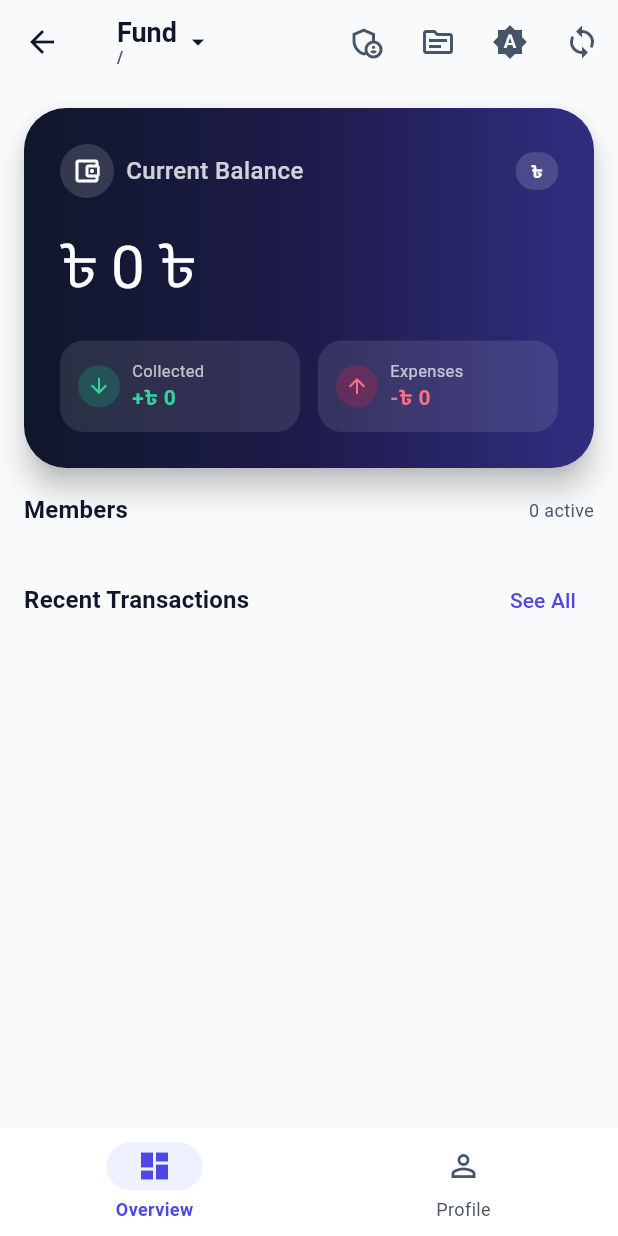
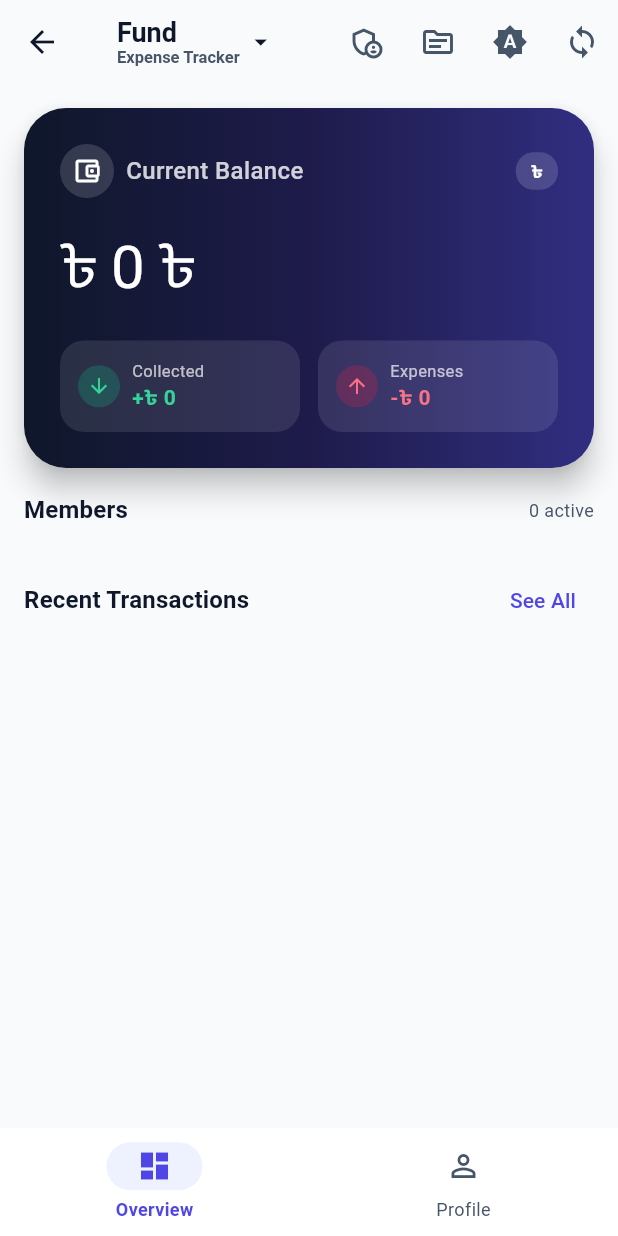
Before and after one commit to DelightReza/Fund, a Flutter app: the DashboardScreen screen opened directly, on a phone screen of 412 x 824 dp. Run offline on Flutter 3.47's test engine with Material 3 defaults, Android fonts, the light colour scheme and no system bars; our stand-ins replace flutter_riverpod, shared_preferences; accounts and stored records are empty.

Commit message:
feat: display custom site subtitle in AppBar
Replace the hardcoded repository path with a configurable site subtitle in the dashboard header.

```diff
--- a/lib/screens/dashboard_screen.dart
+++ b/lib/screens/dashboard_screen.dart
@@ -74,6 +74,8 @@ class _DashboardScreenState extends ConsumerState<DashboardScreen> {
 
     final safeIndex = _currentIndex.clamp(0, pages.length - 1);
 
+    final hasSubtitle = appState.config.siteSubtitle.isNotEmpty;
+
     return Scaffold(
       appBar: AppBar(
         title: kIsWeb
@@ -85,9 +87,9 @@ class _DashboardScreenState extends ConsumerState<DashboardScreen> {
                     appState.config.siteTitle,
                     style: const TextStyle(fontWeight: FontWeight.bold, fontSize: 18),
                   ),
-                  if (appState.config.repoOwner.isNotEmpty && appState.config.repoName.isNotEmpty)
+                  if (hasSubtitle)
                     Text(
-                      '${appState.config.repoOwner}/${appState.config.repoName}',
+                      appState.config.siteSubtitle,
                       style: TextStyle(fontSize: 11, color: Theme.of(context).colorScheme.onSurfaceVariant),
                     ),
                 ],
@@ -108,10 +110,11 @@ class _DashboardScreenState extends ConsumerState<DashboardScreen> {
                             appState.config.siteTitle,
                             style: const TextStyle(fontWeight: FontWeight.bold, fontSize: 18),
                           ),
-                          Text(
-                            '${appState.config.repoOwner}/${appState.config.repoName}',
-                            style: TextStyle(fontSize: 11, color: Theme.of(context).colorScheme.onSurfaceVariant),
-                          ),
+                          if (hasSubtitle)
+                            Text(
+                              appState.config.siteSubtitle,
+                              style: TextStyle(fontSize: 11, color: Theme.of(context).colorScheme.onSurfaceVariant),
+                            ),
                         ],
                       ),
                       const SizedBox(width: 4),
```
